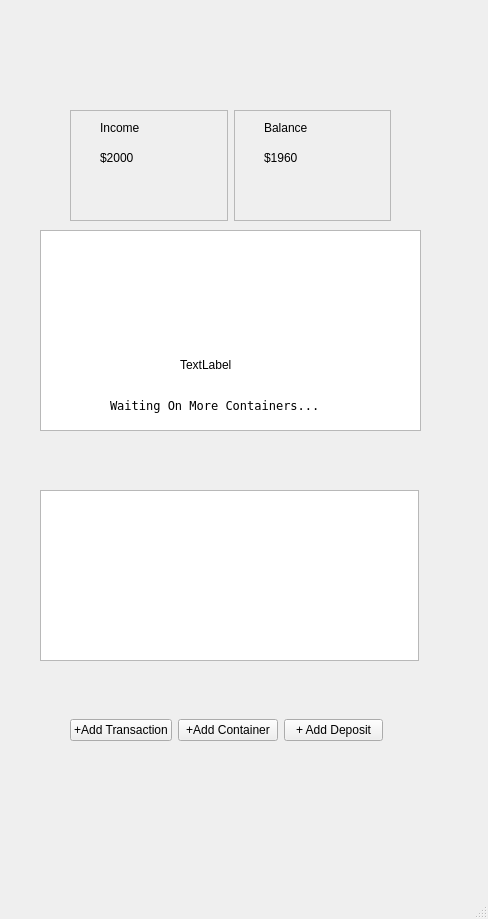
This is FinanceApp/mainwindow.ui in joshua-art1212/All-In-One-Python-Projects as Qt 5 draws it before an edit. The edited form follows.
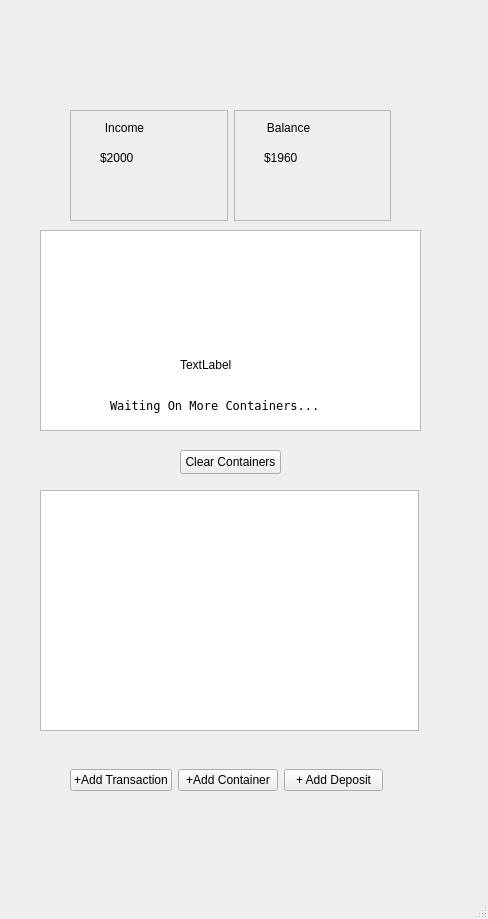
This is the edited form. Icons and pictures are not drawn. Custom widgets are drawn as their Qt base class.

Patch:
```diff
--- a/FinanceApp/mainwindow.ui
+++ b/FinanceApp/mainwindow.ui
@@ -18,7 +18,7 @@
     <property name="geometry">
      <rect>
       <x>70</x>
-      <y>690</y>
+      <y>740</y>
       <width>313</width>
       <height>80</height>
      </rect>
@@ -72,7 +72,7 @@
       <x>40</x>
       <y>490</y>
       <width>379</width>
-      <height>171</height>
+      <height>241</height>
      </rect>
     </property>
    </widget>
@@ -119,6 +119,9 @@
         <property name="text">
          <string>Income</string>
         </property>
+        <property name="alignment">
+         <set>Qt::AlignmentFlag::AlignCenter</set>
+        </property>
        </widget>
        <widget class="QLabel" name="label_2">
         <property name="geometry">
@@ -155,6 +158,9 @@
         <property name="text">
          <string>Balance</string>
         </property>
+        <property name="alignment">
+         <set>Qt::AlignmentFlag::AlignCenter</set>
+        </property>
        </widget>
        <widget class="QLabel" name="label_4">
         <property name="geometry">
@@ -204,6 +210,19 @@
      <string>TextLabel</string>
     </property>
    </widget>
+   <widget class="QPushButton" name="delete_container_push">
+    <property name="geometry">
+     <rect>
+      <x>180</x>
+      <y>450</y>
+      <width>101</width>
+      <height>24</height>
+     </rect>
+    </property>
+    <property name="text">
+     <string>Clear Containers</string>
+    </property>
+   </widget>
   </widget>
   <widget class="QMenuBar" name="menubar">
    <property name="geometry">
```
Left out of the diff: 6 changed lines with no effect on the pictures.
